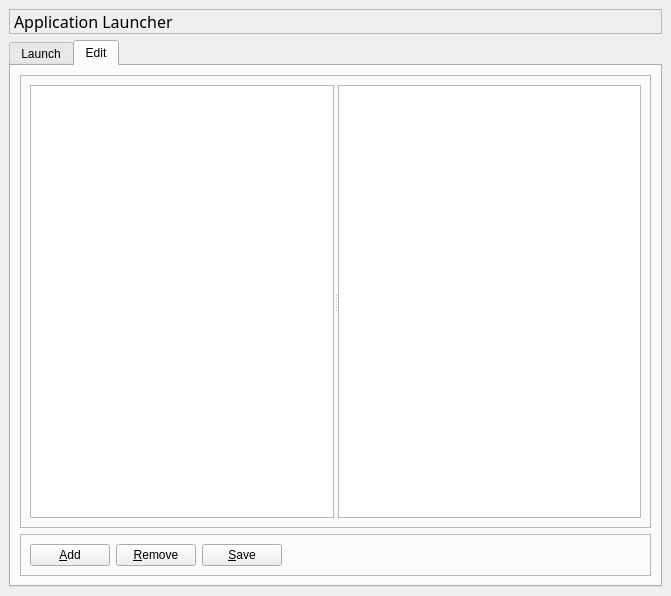
Before: the Qt Designer form trunk/maestro/gui/plugins/views/launch/LaunchViewBase.ui in patrickhartling/maestro, drawn with Qt 5.
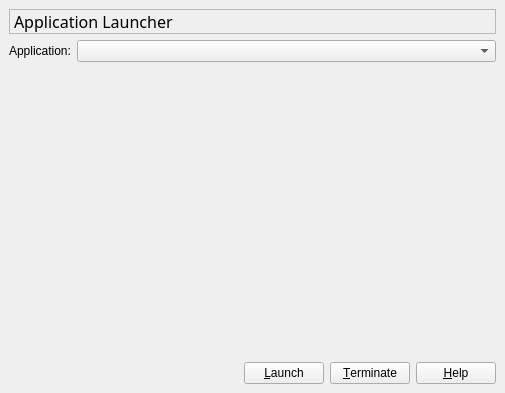
After: the same form once the commit is applied. The open tabs and pages were chosen to show the change.

Commit message: - Remove all traces of old editor from launcher view.

What changed in the file:
```diff
--- a/trunk/maestro/gui/plugins/views/launch/LaunchViewBase.ui
+++ b/trunk/maestro/gui/plugins/views/launch/LaunchViewBase.ui
@@ -8,8 +8,8 @@
    <rect>
     <x>0</x>
     <y>0</y>
-    <width>671</width>
-    <height>596</height>
+    <width>505</width>
+    <height>393</height>
    </rect>
   </property>
   <property name="windowTitle" >
@@ -53,20 +53,33 @@
     </widget>
    </item>
    <item>
-    <widget class="QTabWidget" name="mTabWidget" >
-     <widget class="QWidget" name="mLaunchTab" >
-      <attribute name="title" >
-       <string>Launch</string>
-      </attribute>
-      <layout class="QVBoxLayout" >
+    <layout class="QHBoxLayout" >
        <property name="margin" >
-        <number>9</number>
+      <number>0</number>
        </property>
        <property name="spacing" >
         <number>6</number>
        </property>
        <item>
-        <widget class="QComboBox" name="mAppComboBox" />
+      <widget class="QLabel" name="mApplicationLbl" >
+       <property name="text" >
+        <string>Application:</string>
+       </property>
+      </widget>
+     </item>
+     <item>
+      <widget class="QComboBox" name="mAppComboBox" >
+       <property name="sizePolicy" >
+        <sizepolicy>
+         <hsizetype>7</hsizetype>
+         <vsizetype>0</vsizetype>
+         <horstretch>0</horstretch>
+         <verstretch>0</verstretch>
+        </sizepolicy>
+       </property>
+      </widget>
+     </item>
+    </layout>
        </item>
        <item>
         <widget class="QFrame" name="mAppFrame" >
@@ -102,20 +115,26 @@
         </widget>
        </item>
        <item>
-        <widget class="QFrame" name="mLaunchFrame" >
-         <property name="frameShape" >
-          <enum>QFrame::StyledPanel</enum>
-         </property>
-         <property name="frameShadow" >
-          <enum>QFrame::Raised</enum>
-         </property>
          <layout class="QHBoxLayout" >
           <property name="margin" >
-           <number>9</number>
+      <number>0</number>
           </property>
           <property name="spacing" >
            <number>6</number>
           </property>
+     <item>
+      <spacer>
+       <property name="orientation" >
+        <enum>Qt::Horizontal</enum>
+       </property>
+       <property name="sizeHint" >
+        <size>
+         <width>40</width>
+         <height>20</height>
+        </size>
+       </property>
+      </spacer>
+     </item>
           <item>
            <widget class="QPushButton" name="mLaunchBtn" >
             <property name="text" >
@@ -129,7 +148,7 @@
              <bool>true</bool>
             </property>
             <property name="text" >
-             <string>&amp;Kill Application</string>
+        <string>&amp;Terminate</string>
             </property>
            </widget>
           </item>
@@ -148,129 +167,10 @@
             </property>
            </widget>
           </item>
-          <item>
-           <spacer>
-            <property name="orientation" >
-             <enum>Qt::Horizontal</enum>
-            </property>
-            <property name="sizeHint" >
-             <size>
-              <width>40</width>
-              <height>20</height>
-             </size>
-            </property>
-           </spacer>
-          </item>
-         </layout>
-        </widget>
+    </layout>
        </item>
       </layout>
      </widget>
-     <widget class="QWidget" name="mEditTab" >
-      <attribute name="title" >
-       <string>Edit</string>
-      </attribute>
-      <layout class="QVBoxLayout" >
-       <property name="margin" >
-        <number>9</number>
-       </property>
-       <property name="spacing" >
-        <number>6</number>
-       </property>
-       <item>
-        <widget class="QFrame" name="mEditFrame" >
-         <property name="sizePolicy" >
-          <sizepolicy>
-           <hsizetype>5</hsizetype>
-           <vsizetype>3</vsizetype>
-           <horstretch>0</horstretch>
-           <verstretch>0</verstretch>
-          </sizepolicy>
-         </property>
-         <property name="frameShape" >
-          <enum>QFrame::StyledPanel</enum>
-         </property>
-         <property name="frameShadow" >
-          <enum>QFrame::Raised</enum>
-         </property>
-         <layout class="QHBoxLayout" >
-          <property name="margin" >
-           <number>9</number>
-          </property>
-          <property name="spacing" >
-           <number>6</number>
-          </property>
-          <item>
-           <widget class="QSplitter" name="splitter" >
-            <property name="orientation" >
-             <enum>Qt::Horizontal</enum>
-            </property>
-            <widget class="QTreeView" name="mTreeView" />
-            <widget class="QTableView" name="mTableView" />
-           </widget>
-          </item>
-         </layout>
-        </widget>
-       </item>
-       <item>
-        <widget class="QFrame" name="mEditCmdFrame" >
-         <property name="frameShape" >
-          <enum>QFrame::StyledPanel</enum>
-         </property>
-         <property name="frameShadow" >
-          <enum>QFrame::Raised</enum>
-         </property>
-         <layout class="QHBoxLayout" >
-          <property name="margin" >
-           <number>9</number>
-          </property>
-          <property name="spacing" >
-           <number>6</number>
-          </property>
-          <item>
-           <widget class="QPushButton" name="mAddBtn" >
-            <property name="text" >
-             <string>&amp;Add</string>
-            </property>
-           </widget>
-          </item>
-          <item>
-           <widget class="QPushButton" name="mRemoveBtn" >
-            <property name="text" >
-             <string>&amp;Remove</string>
-            </property>
-           </widget>
-          </item>
-          <item>
-           <widget class="QPushButton" name="mSaveBtn" >
-            <property name="text" >
-             <string>&amp;Save</string>
-            </property>
-           </widget>
-          </item>
-          <item>
-           <spacer>
-            <property name="orientation" >
-             <enum>Qt::Horizontal</enum>
-            </property>
-            <property name="sizeHint" >
-             <size>
-              <width>40</width>
-              <height>20</height>
-             </size>
-            </property>
-           </spacer>
-          </item>
-         </layout>
-        </widget>
-       </item>
-      </layout>
-     </widget>
-    </widget>
-   </item>
-  </layout>
- </widget>
- <pixmapfunction></pixmapfunction>
  <resources/>
  <connections/>
 </ui>
```
Left out of the diff: 3 changed lines with no effect on the pictures. Lines whose indentation alone changed are shown as unchanged. The commit also changes 4 other files.
